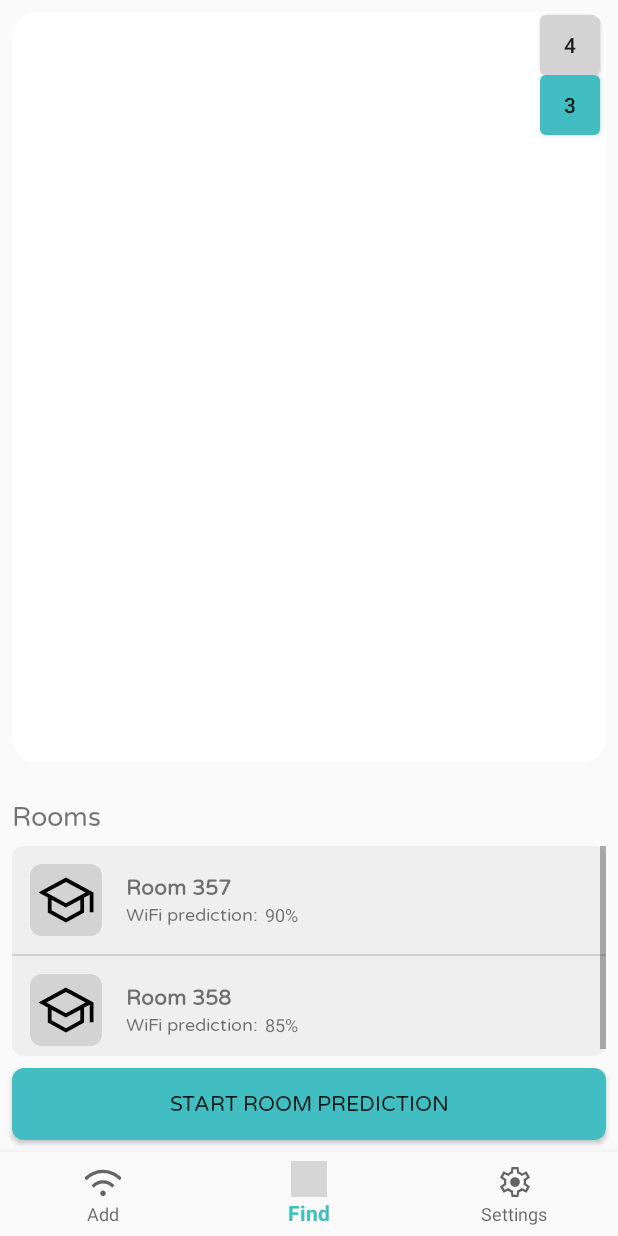
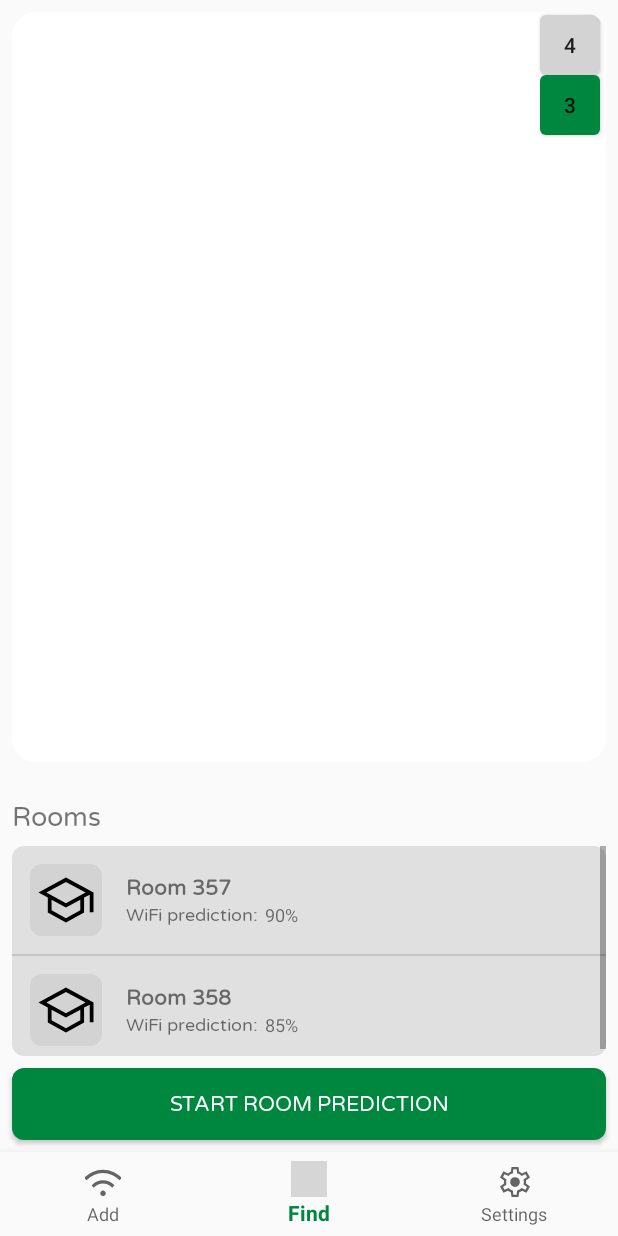
Before and after one commit to SirAntonySir/IntellitrackEnv, an Android app: the screen it shows after launch (MainActivity), item 2 of the bottom bar chosen, on a phone screen of 412 x 824 dp. Run offline under Robolectric (Android 15) with nearby library versions, the phone set to English and light mode, and no system bars; our stand-ins replace navigation-ui; libraries missing offline, so code that uses them is left out: com.davemorrissey.labs; plain views replace SubsamplingScaleImageView; 2 statements that could not run were skipped; grey boxes are pictures that could not be loaded.

Commit message:
LMU Color changes

```diff
--- a/app/src/main/res/layout/fragment_home.xml
+++ b/app/src/main/res/layout/fragment_home.xml
@@ -70,6 +70,7 @@
     <Button
         android:id="@+id/btnScanWifi"
         style="@style/ButtonStyle"
+        android:fontFamily="@font/varela_round_regular"
         android:text="Start Session Scan"
         android:layout_marginBottom="8dp"
         android:layout_marginLeft="8dp"
--- a/app/src/main/res/values/colors.xml
+++ b/app/src/main/res/values/colors.xml
@@ -1,20 +1,23 @@
 <?xml version="1.0" encoding="utf-8"?>
 <resources>
-    <color name="primaryDay">#42bec2</color> <!-- Lighter blue -->
-    <color name="secondaryDay">#929fdd</color> <!-- Normal blue -->
-    <color name="accentDay">#6c69ce</color> <!-- Darker blue -->
-    <color name="primaryNight">#3db8bd</color> <!-- Lighter blue -->
-    <color name="secondaryNight">#222f6d</color> <!-- Normal blue -->
-    <color name="accentNight">#343196</color> <!-- Darker blue -->
+    <!-- DAY Theme Colors -->
+    <color name="primaryDay">#00873f</color> <!-- Primary Green -->
+    <color name="secondaryDay">#66b478</color> <!-- Lighter Green for secondary -->
+    <color name="accentDay">#005c2e</color> <!-- Darker Green for accent -->
+    <color name="BackgroundDay">#f0fff0</color> <!-- Very light green background -->
+    <color name="ListDay">#E0E0E0</color> <!-- Grey for lists -->
+    <color name="TextColorDay">#004d26</color> <!-- Dark green for text -->
+
+    <!-- NIGHT Theme Colors -->
+    <color name="primaryNight">#00873f</color> <!-- Primary Green -->
+    <color name="secondaryNight">#66b478</color> <!-- Lighter Green for secondary -->
+    <color name="accentNight">#005c2e</color> <!-- Darker Green for accent -->
+    <color name="BackgroundNight">#e4f7e7</color> <!-- Slightly darker green background for night -->
+    <color name="ListNight">#4C4C4C</color> <!-- Grey for lists, darker for night -->
+    <color name="TextColorNight">#e0f2e9</color> <!-- Light green for text -->
+
+    <!-- Neutral Colors (Unchanged) -->
     <color name="black">#FF000000</color>
     <color name="white">#FFFFFFFF</color>
     <color name="grey">#D3D3D3</color>
-    <color name="BackgroundDay">#f0fafa</color>
-    <color name="BackgroundNight">#e4f7f7</color>
-    <color name="ListDay">#EFEFEF</color>
-    <color name="ListNight">#4C4C4C</color>
-    <color name="TextColorDay">#081b1b</color>
-    <color name="TextColorNight">#FFFFFF</color>
-
-
 </resources>
--- a/app/src/main/res/values/styles.xml
+++ b/app/src/main/res/values/styles.xml
@@ -12,5 +12,6 @@
         <item name="android:layout_height">wrap_content</item>
         <item name="android:background">@drawable/button_ripple</item>
         <item name="android:minHeight">48dp</item>
+        <item name="android:textColor">?attr/colorOnPrimary</item>
     </style>
 </resources>
--- a/app/src/main/res/values/themes.xml
+++ b/app/src/main/res/values/themes.xml
@@ -10,7 +10,7 @@
         <item name="colorOnPrimary">@color/white</item>
         <!-- Secondary brand color. -->
         <item name="colorAccent">@color/accentDay</item>
-        <item name="colorOnSecondary">@color/black</item>
+        <item name="colorOnSecondary">@color/white</item>
         <item name="colorPrimaryVariant">@color/ListDay</item>
         <!-- Status bar color. -->
         <item name="android:statusBarColor">?android:attr/windowBackground</item>
```
